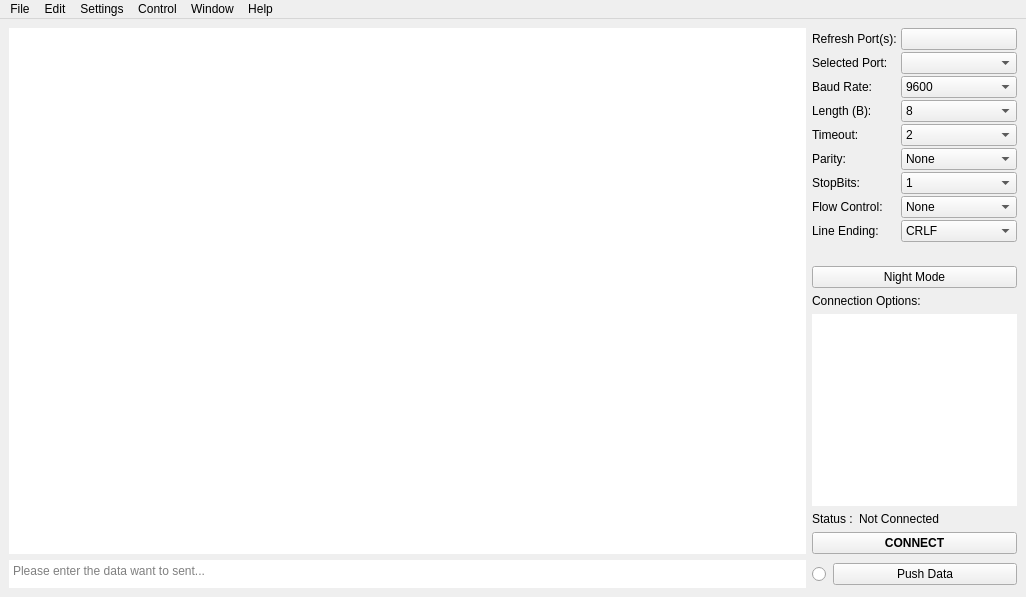
Before: the Qt Designer form ui/main_window.ui in mcagriaksoy/Serial-Communication-GUI-Program, drawn with Qt 5.
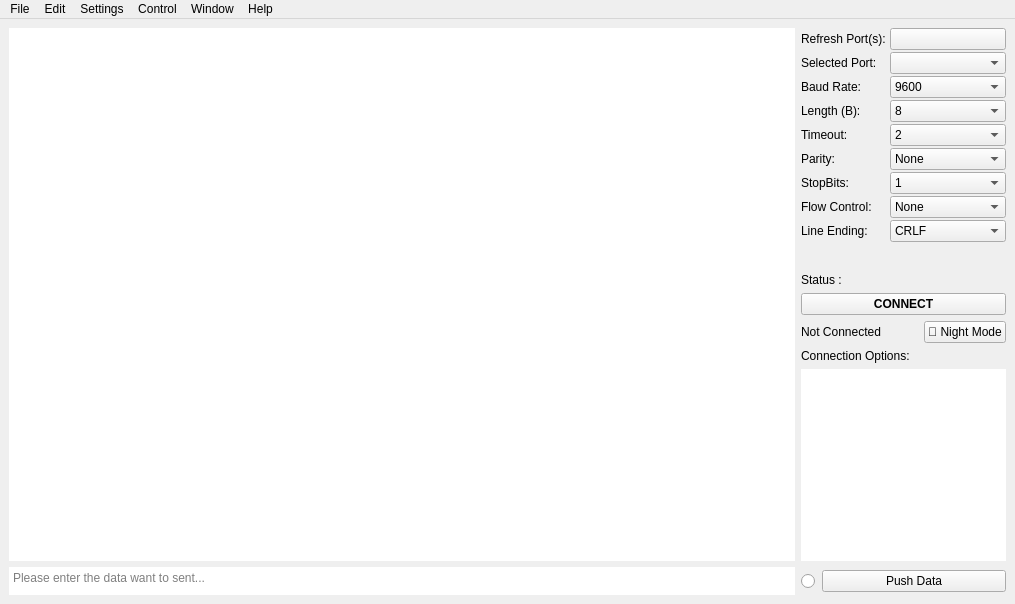
After: the same form once the commit is applied. Icons and pictures are not drawn.

What changed in the file:
```diff
--- a/ui/main_window.ui
+++ b/ui/main_window.ui
@@ -6,8 +6,8 @@
    <rect>
     <x>0</x>
     <y>0</y>
-    <width>1026</width>
-    <height>597</height>
+    <width>1015</width>
+    <height>604</height>
    </rect>
   </property>
   <property name="sizePolicy">
@@ -104,7 +104,7 @@
        </layout>
       </item>
       <item row="0" column="1">
-       <layout class="QVBoxLayout" name="verticalLayout_config" stretch="2,0,0,0,0,0">
+       <layout class="QVBoxLayout" name="verticalLayout_config" stretch="2,0,0,0,0,0,0">
         <property name="spacing">
          <number>6</number>
         </property>
@@ -472,12 +472,88 @@
          </layout>
         </item>
         <item>
-         <widget class="QPushButton" name="nightMode_Button">
+         <widget class="QLabel" name="label_9">
+          <property name="font">
+           <font>
+            <family>Arial</family>
+            <pointsize>9</pointsize>
+            <weight>50</weight>
+            <bold>false</bold>
+           </font>
+          </property>
           <property name="text">
-           <string>Night Mode</string>
+           <string>Status :</string>
           </property>
          </widget>
         </item>
+        <item>
+         <widget class="QPushButton" name="start_button">
+          <property name="maximumSize">
+           <size>
+            <width>250</width>
+            <height>16777215</height>
+           </size>
+          </property>
+          <property name="font">
+           <font>
+            <pointsize>9</pointsize>
+            <weight>75</weight>
+            <bold>true</bold>
+           </font>
+          </property>
+          <property name="autoFillBackground">
+           <bool>false</bool>
+          </property>
+          <property name="styleSheet">
+           <string notr="true"/>
+          </property>
+          <property name="text">
+           <string>CONNECT</string>
+          </property>
+         </widget>
+        </item>
+        <item>
+         <layout class="QHBoxLayout" name="horizontalLayout_2">
+          <item>
+           <widget class="QLabel" name="status_label">
+            <property name="font">
+             <font>
+              <family>Arial</family>
+              <pointsize>9</pointsize>
+              <weight>50</weight>
+              <bold>false</bold>
+             </font>
+            </property>
+            <property name="styleSheet">
+             <string notr="true"/>
+            </property>
+            <property name="text">
+             <string>Not Connected</string>
+            </property>
+           </widget>
+          </item>
+          <item>
+           <spacer name="horizontalSpacer">
+            <property name="orientation">
+             <enum>Qt::Horizontal</enum>
+            </property>
+            <property name="sizeHint" stdset="0">
+             <size>
+              <width>20</width>
+              <height>20</height>
+             </size>
+            </property>
+           </spacer>
+          </item>
+          <item>
+           <widget class="QPushButton" name="nightMode_Button">
+            <property name="text">
+             <string>🌃 Night Mode</string>
+            </property>
+           </widget>
+          </item>
+         </layout>
+        </item>
         <item>
          <widget class="QLabel" name="label_12">
           <property name="text">
@@ -498,74 +574,11 @@
           </property>
          </widget>
         </item>
-        <item>
-         <layout class="QFormLayout" name="formLayout_6">
-          <item row="0" column="0">
-           <widget class="QLabel" name="label_9">
-            <property name="font">
-             <font>
-              <family>Arial</family>
-              <pointsize>9</pointsize>
-              <weight>50</weight>
-              <bold>false</bold>
-             </font>
-            </property>
-            <property name="text">
-             <string>Status :</string>
-            </property>
-           </widget>
-          </item>
-          <item row="0" column="1">
-           <widget class="QLabel" name="status_label">
-            <property name="font">
-             <font>
-              <family>Arial</family>
-              <pointsize>9</pointsize>
-              <weight>50</weight>
-              <bold>false</bold>
-             </font>
-            </property>
-            <property name="styleSheet">
-             <string notr="true"/>
-            </property>
-            <property name="text">
-             <string>Not Connected</string>
-            </property>
-           </widget>
-          </item>
-         </layout>
-        </item>
         <item>
          <layout class="QHBoxLayout" name="horizontalLayout_5">
           <property name="spacing">
            <number>4</number>
           </property>
-          <item>
-           <widget class="QPushButton" name="start_button">
-            <property name="maximumSize">
-             <size>
-              <width>250</width>
-              <height>16777215</height>
-             </size>
-            </property>
-            <property name="font">
-             <font>
-              <pointsize>9</pointsize>
-              <weight>75</weight>
-              <bold>true</bold>
-             </font>
-            </property>
-            <property name="autoFillBackground">
-             <bool>false</bool>
-            </property>
-            <property name="styleSheet">
-             <string notr="true"/>
-            </property>
-            <property name="text">
-             <string>CONNECT</string>
-            </property>
-           </widget>
-          </item>
          </layout>
         </item>
        </layout>
@@ -623,7 +636,7 @@
     <rect>
      <x>0</x>
      <y>0</y>
-     <width>1026</width>
+     <width>1015</width>
      <height>21</height>
     </rect>
    </property>
```
Left out of the diff: 88 changed lines with no effect on the pictures.
